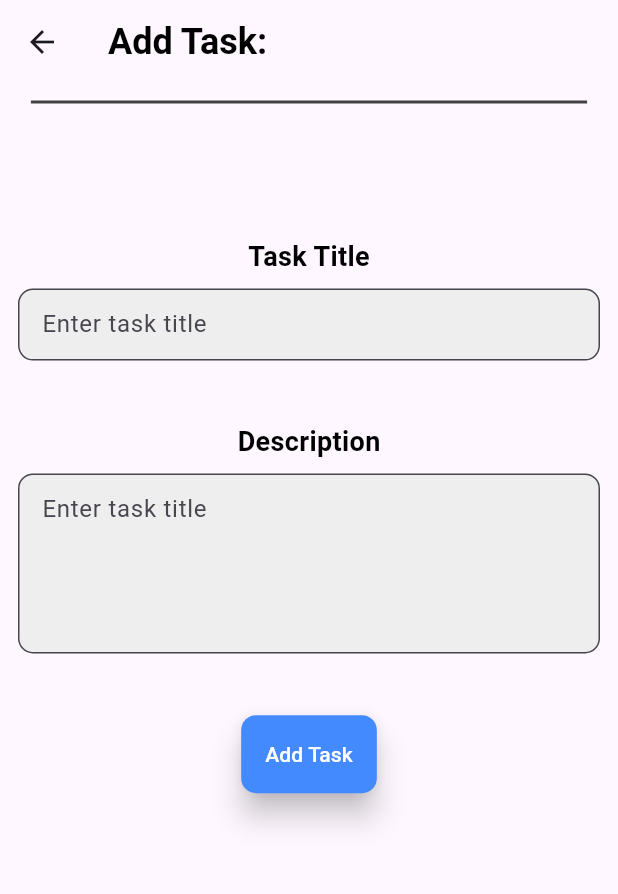
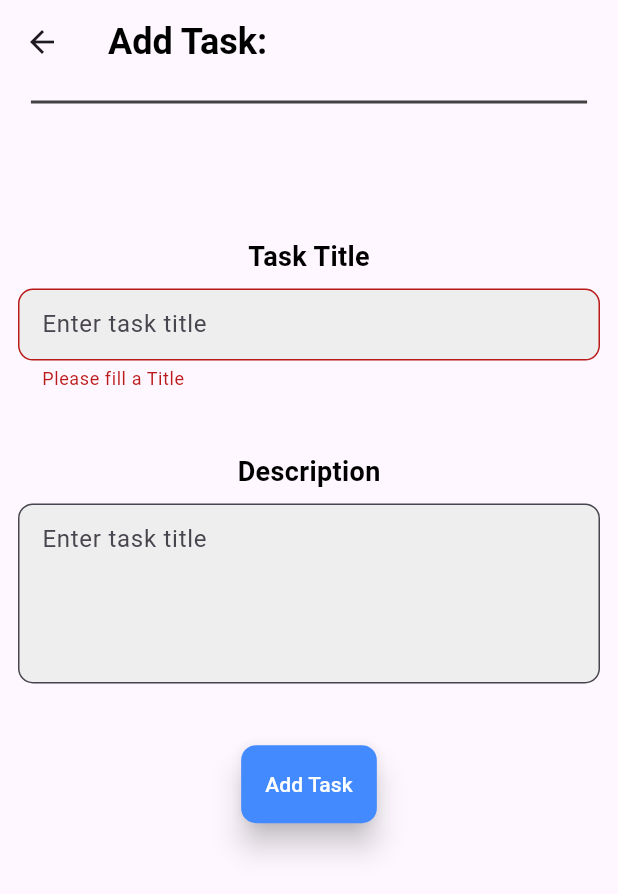
Before and after one commit to hridayK/task_check, a Flutter app: the AddTask screen opened directly, after a tap on "Add Task", on a phone screen of 412 x 824 dp. Shown: the top 894 px of the screen. Run offline on Flutter 3.47's test engine with Material 2 defaults, Android fonts, the phone set to English and light mode, and no system bars; our stand-ins replace sqflite; accounts and stored records are empty.

Commit message:
implement add task

```diff
--- /dev/null
+++ b/lib/model/task.dart
@@ -0,0 +1,20 @@
+class Task {
+  int? id;
+  final String title;
+  final String desc;
+
+  Task({this.id, required this.title, required this.desc});
+
+  Map<String, dynamic> toMap() {
+    return {
+      'id': id,
+      'title': title,
+      'desc': desc,
+    };
+  }
+
+  @override
+  String toString() {
+    return 'Task(id:$id, title:$title, desc:$desc)';
+  }
+}
--- a/lib/views/screens/add_task.dart
+++ b/lib/views/screens/add_task.dart
@@ -10,6 +10,35 @@ class AddTask extends StatefulWidget {
 }
 
 class _AddTaskState extends State<AddTask> {
+  final _formKey = GlobalKey<FormState>();
+  late final TextEditingController _titleController;
+  late final TextEditingController _descController;
+
+  Future<void> submitForm() async {
+    if (_formKey.currentState!.validate()) {
+      await addTask(
+        task: Task(
+          title: _titleController.text,
+          desc: _descController.text,
+        ),
+      );
+    }
+  }
+
+  @override
+  void initState() {
+    _titleController = TextEditingController();
+    _descController = TextEditingController();
+    super.initState();
+  }
+
+  @override
+  void dispose() {
+    _titleController.dispose();
+    _descController.dispose();
+    super.dispose();
+  }
+
   @override
   Widget build(BuildContext context) {
     return Scaffold(
@@ -25,6 +54,7 @@ class _AddTaskState extends State<AddTask> {
         ),
       ),
       body: Form(
+        key: _formKey,
         child: SizedBox(
           width: MediaQuery.sizeOf(context).width,
           child: Padding(
@@ -54,6 +84,13 @@ class _AddTaskState extends State<AddTask> {
                 ),
                 const SizedBox(height: 8.0),
                 TextFormField(
+                  controller: _titleController,
+                  validator: (value) {
+                    if (value!.isEmpty) {
+                      return 'Please fill a Title';
+                    }
+                    return null;
+                  },
                   decoration: InputDecoration(
                     hintText: 'Enter task title',
                     filled: true,
@@ -78,6 +115,7 @@ class _AddTaskState extends State<AddTask> {
                 ),
                 const SizedBox(height: 8.0),
                 TextFormField(
+                  controller: _descController,
                   maxLines: 4,
                   decoration: InputDecoration(
                     hintText: 'Enter task title',
@@ -94,15 +132,16 @@ class _AddTaskState extends State<AddTask> {
                   height: MediaQuery.sizeOf(context).height * 0.05,
                 ),
                 ElevatedButton(
-                  onPressed: () async {},
+                  onPressed: () async {
+                    await submitForm();
+                  },
                   style: ElevatedButton.styleFrom(
-                    backgroundColor: Colors.blueAccent, // Dark background color
-                    foregroundColor: Colors.white, // Text color
-                    elevation: 8.0, // Button elevation
-                    padding: const EdgeInsets.all(16.0), // Button padding
+                    backgroundColor: Colors.blueAccent,
+                    foregroundColor: Colors.white,
+                    elevation: 8.0,
+                    padding: const EdgeInsets.all(16.0),
                     shape: RoundedRectangleBorder(
-                      borderRadius:
-                          BorderRadius.circular(10.0), // Button border radius
+                      borderRadius: BorderRadius.circular(10.0),
                     ),
                   ),
                   child: const Text('Add Task'),
```
Also changed, not shown: lib/controllers/task_controller.dart (added, +64 -0 lines).
